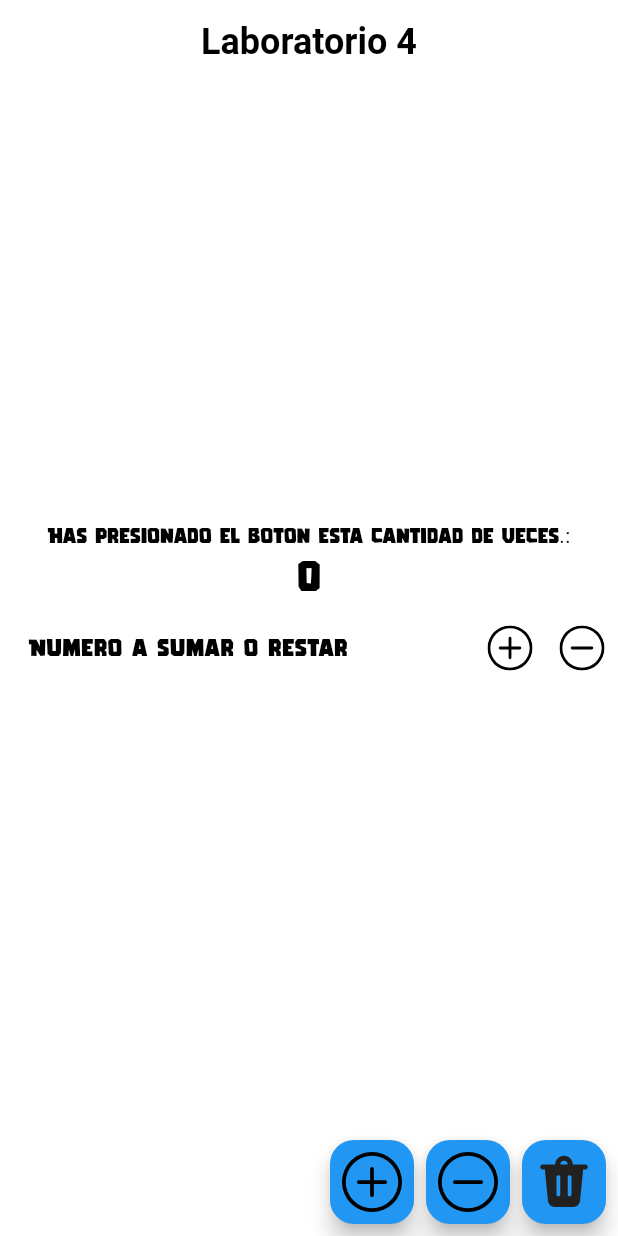
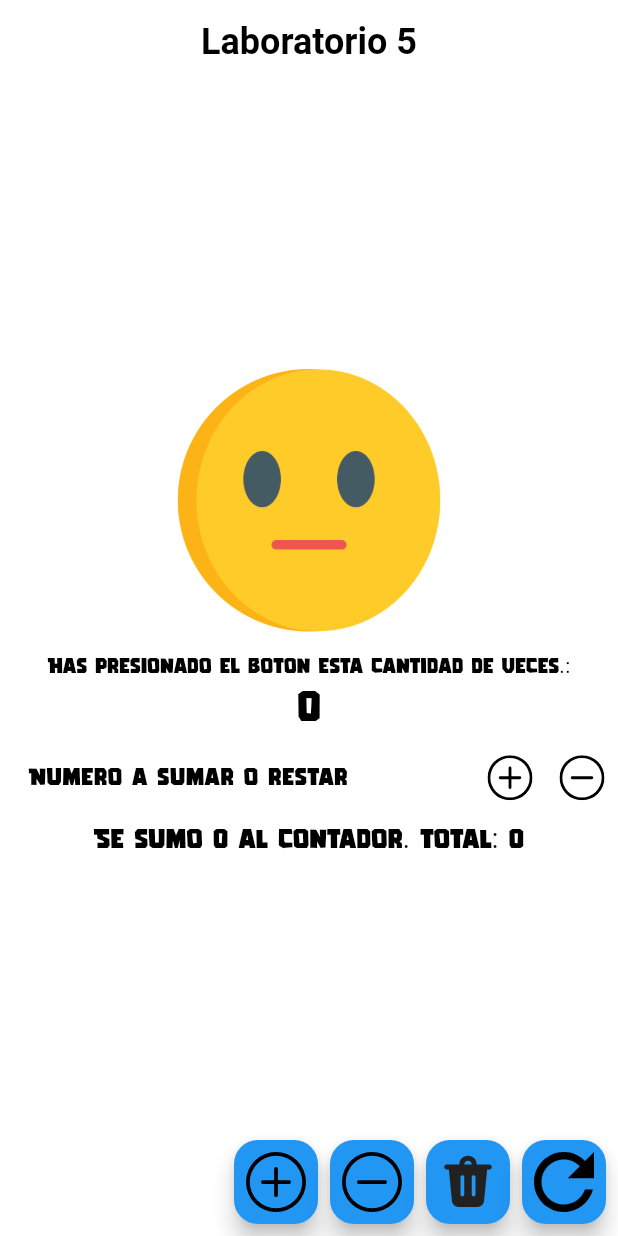
Before and after one commit to xAlee/DevMobile, a Flutter app: the screen it shows after launch, after a tap on an icon or button, on a phone screen of 412 x 824 dp. Run offline on Flutter 3.47's test engine with Material 3 defaults, Android fonts, the phone set to English and light mode, and no system bars; our stand-ins replace flutter_svg.

Commit message:
Avance Miercoles

```diff
--- a/lib/main.dart
+++ b/lib/main.dart
@@ -27,7 +27,7 @@ class MyApp extends StatelessWidget {
         ),
         useMaterial3: true,
       ),
-      home: const MyHomePage(title: 'Laboratorio 4'),
+      home: const MyHomePage(title: 'Laboratorio 5'),
     );
   }
 }
--- a/lib/pages/home.dart
+++ b/lib/pages/home.dart
@@ -2,7 +2,7 @@ import 'package:flutter/material.dart';
 import 'package:flutter_svg/flutter_svg.dart';
 
 class MyHomePage extends StatefulWidget {
-  const MyHomePage({super.key, required this.title});
+  const MyHomePage({Key? key, required this.title}) : super(key: key);
 
   final String title;
 
@@ -11,18 +11,40 @@ class MyHomePage extends StatefulWidget {
 }
 
 class _MyHomePageState extends State<MyHomePage> {
-  int _counter = 0;
+  int _counter = 0; // Contador total
+  int _buttonCounter =
+      0; // Contador para "Has presionado el botón esta cantidad de veces"
   TextEditingController _controller = TextEditingController();
+  String _message = '';
+  String _emojiImagePath =
+      'assets/icons/neutral_png.png'; // Ruta de la imagen del emoji inicial
 
-  void _incrementCounter() {
+  void _updateCounter(int value, String operation) {
     setState(() {
-      _counter++;
+      if (operation == 'add') {
+        _counter += value;
+        _buttonCounter += value; // Incrementa el contador del botón
+        _setMessage('Se sumó $value al contador. Total: $_counter');
+      } else if (operation == 'subtract') {
+        _counter -= value;
+        _buttonCounter += value; // Incrementa el contador del botón
+        _setMessage('Se restó $value al contador. Total: $_counter');
+      }
+
+      // Actualizar la ruta de la imagen del emoji en función del valor del puntaje resultado
+      if (_counter > 15) {
+        _emojiImagePath = 'assets/icons/happy_png.png';
+      } else if (_counter >= 0) {
+        _emojiImagePath = 'assets/icons/neutral_png.png';
+      } else {
+        _emojiImagePath = 'assets/icons/sad_png.png';
+      }
     });
   }
 
-  void _subtractCounter(int value) {
+  void _setMessage(String message) {
     setState(() {
-      _counter -= value;
+      _message = message;
     });
   }
 
@@ -37,11 +59,16 @@ class _MyHomePageState extends State<MyHomePage> {
         child: Column(
           mainAxisAlignment: MainAxisAlignment.center,
           children: <Widget>[
+            Image.asset(
+              _emojiImagePath, // Ruta de la imagen del emoji
+              width: 200,
+              height: 200,
+            ),
             const Text(
               'Has presionado el botón esta cantidad de veces.:',
             ),
             Text(
-              '$_counter',
+              '$_buttonCounter', // Mostrar el contador del botón en lugar del contador total
               style: Theme.of(context).textTheme.headlineMedium,
             ),
             Row(
@@ -58,11 +85,9 @@ class _MyHomePageState extends State<MyHomePage> {
                 ),
                 IconButton(
                   onPressed: () {
-                    setState(() {
-                      int value = int.tryParse(_controller.text) ?? 0;
-                      _counter += value;
-                      _controller.clear();
-                    });
+                    int value = int.tryParse(_controller.text) ?? 0;
+                    _controller.clear();
+                    _updateCounter(value, 'add');
                   },
                   icon: SvgPicture.asset(
                     'assets/icons/addition.svg',
@@ -73,11 +98,9 @@ class _MyHomePageState extends State<MyHomePage> {
                 ),
                 IconButton(
                   onPressed: () {
-                    setState(() {
-                      int value = int.tryParse(_controller.text) ?? 0;
-                      _counter -= value;
-                      _controller.clear();
-                    });
+                    int value = int.tryParse(_controller.text) ?? 0;
+                    _controller.clear();
+                    _updateCounter(value, 'subtract');
                   },
                   icon: SvgPicture.asset(
                     'assets/icons/subtraction.svg',
@@ -88,13 +111,23 @@ class _MyHomePageState extends State<MyHomePage> {
                 ),
               ],
             ),
+            // Nuevo widget para mostrar el mensaje de resultado
+            Text(
+              _message,
+              style: TextStyle(
+                color: Colors.black,
+                fontSize: 18,
+              ),
+            ),
           ],
         ),
       ),
       persistentFooterButtons: [
-        //Sumar al contador
+        // Sumar al contador
         FloatingActionButton(
-          onPressed: _incrementCounter,
+          onPressed: () {
+            _updateCounter(1, 'add');
+          },
           tooltip: 'Increment',
           child: SvgPicture.asset(
             'assets/icons/addition.svg',
@@ -102,12 +135,10 @@ class _MyHomePageState extends State<MyHomePage> {
             height: 40,
           ),
         ),
-        //Restar al contador
+        // Restar al contador
         FloatingActionButton(
           onPressed: () {
-            setState(() {
-              _counter--;
-            });
+            _updateCounter(1, 'subtract');
           },
           tooltip: 'Decrement',
           child: SvgPicture.asset(
@@ -116,11 +147,13 @@ class _MyHomePageState extends State<MyHomePage> {
             height: 40,
           ),
         ),
-        //Reiniciar el contador
+        // Reiniciar el contador del botón
         FloatingActionButton(
           onPressed: () {
             setState(() {
-              _counter = 0;
+              _buttonCounter = 0; // Reiniciar el contador del botón
+              _setMessage(
+                  'Se reinició el contador de presiones de botón. Total: $_counter');
             });
           },
           tooltip: 'Reset',
@@ -130,6 +163,21 @@ class _MyHomePageState extends State<MyHomePage> {
             height: 40,
           ),
         ),
+        FloatingActionButton(
+          onPressed: () {
+            setState(() {
+              _buttonCounter = 0;
+              _counter = 0;
+              _setMessage('Se reinició todo. Total: $_counter');
+            });
+          },
+          tooltip: 'Reload',
+          child: SvgPicture.asset(
+            'assets/icons/reload.svg',
+            width: 40,
+            height: 40,
+          ),
+        ),
       ],
     );
   }
```
Also changed, not shown: assets/icons/happy.svg (added), assets/icons/happy_png.png (added), assets/icons/neutral_png.png (added), assets/icons/reload.svg (added), assets/icons/sad_png.png (added).
